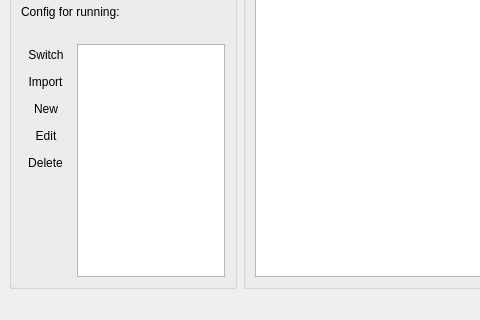
Qt form src/main_window.ui (Zchy19/qsing-box) before a commit; both pictures show x 0 to 480 and y 130 to 450 of the 600 by 450 pixel window.
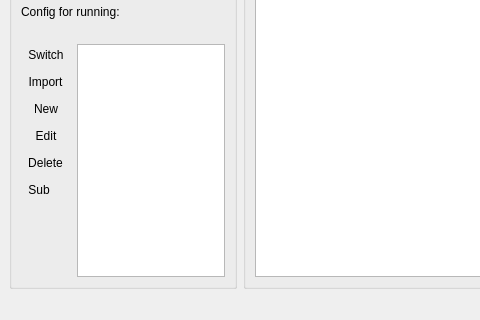
The same form after that commit. Icons and pictures are not drawn.

Commit message:
feat: add subscription management and dark theme support
- Add subscription module for managing proxy subscriptions
- Add dark theme stylesheet
- Add file logger for debug output
- Update main window UI with subscription button
- Add config path display and open folder functionality

The edit to the form file:
```diff
--- a/src/main_window.ui
+++ b/src/main_window.ui
@@ -332,6 +332,25 @@
                </property>
               </widget>
              </item>
+             <item>
+              <widget class="QToolButton" name="subscriptionButton">
+               <property name="text">
+                <string>Sub</string>
+               </property>
+               <property name="iconSize">
+                <size>
+                 <width>16</width>
+                 <height>16</height>
+                </size>
+               </property>
+               <property name="toolButtonStyle">
+                <enum>Qt::ToolButtonTextUnderIcon</enum>
+               </property>
+               <property name="autoRaise">
+                <bool>true</bool>
+               </property>
+              </widget>
+             </item>
              <item>
               <spacer name="verticalSpacer">
                <property name="orientation">
```
The commit also changes 26 other files.
